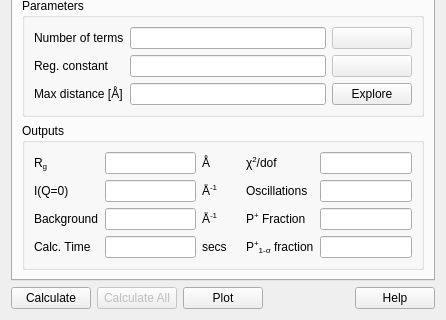
This is src/sas/qtgui/Perspectives/Inversion/UI/TabbedInversionUI.ui in SasView/sasview as Qt 5 draws it before an edit; both pictures show x 0 to 446 and y 160 to 480 of the 446 by 480 pixel window. The edited form follows.
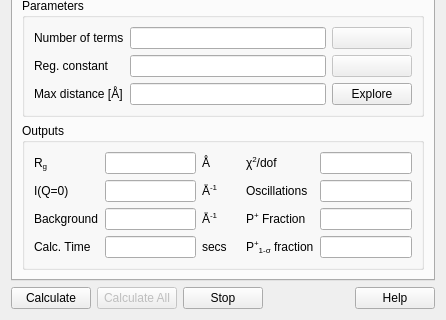
This is the edited form.

Commit message: Added Tabs and Batch Processing for Pr. Currently, Tabs works. Batch still has a little ironing out to do. mainly its interaction with setCurrentData(). Additionally, The data from Batch still needs to be sent to a Table and eventual reported/exported.

Diff of the .ui file:
```diff
--- a/src/sas/qtgui/Perspectives/Inversion/UI/TabbedInversionUI.ui
+++ b/src/sas/qtgui/Perspectives/Inversion/UI/TabbedInversionUI.ui
@@ -770,7 +770,7 @@
      <item>
       <widget class="QPushButton" name="stopButton">
        <property name="text">
-        <string>Plot</string>
+        <string>Stop</string>
        </property>
       </widget>
      </item>
```
The commit also changes 2 other files.
